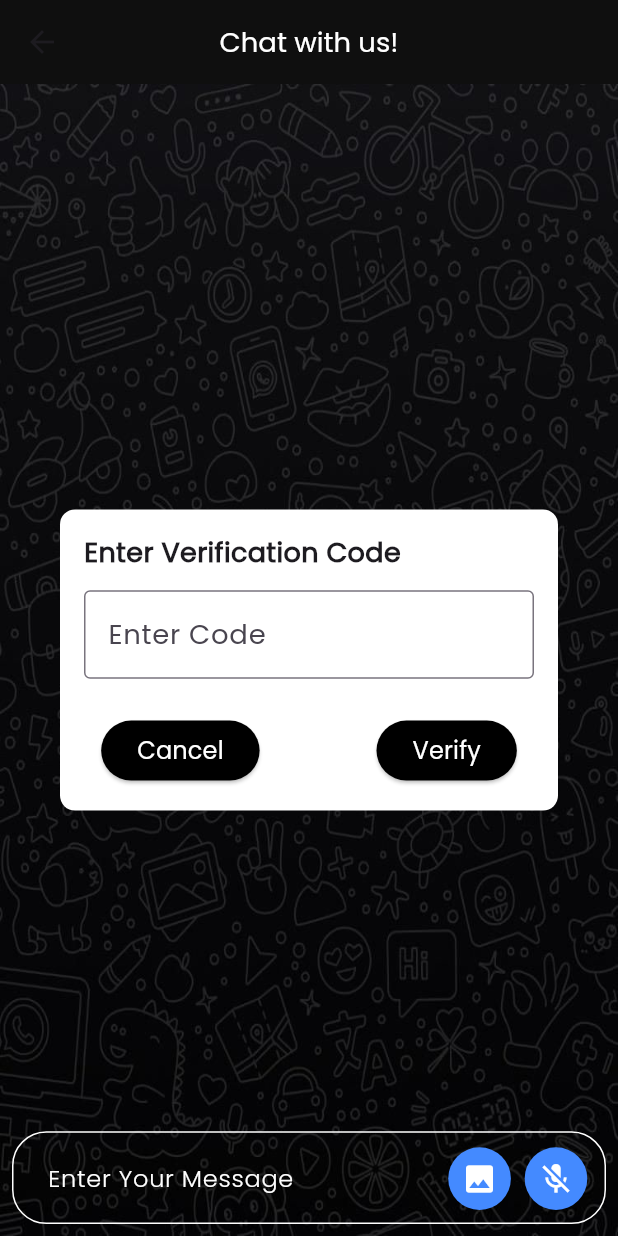
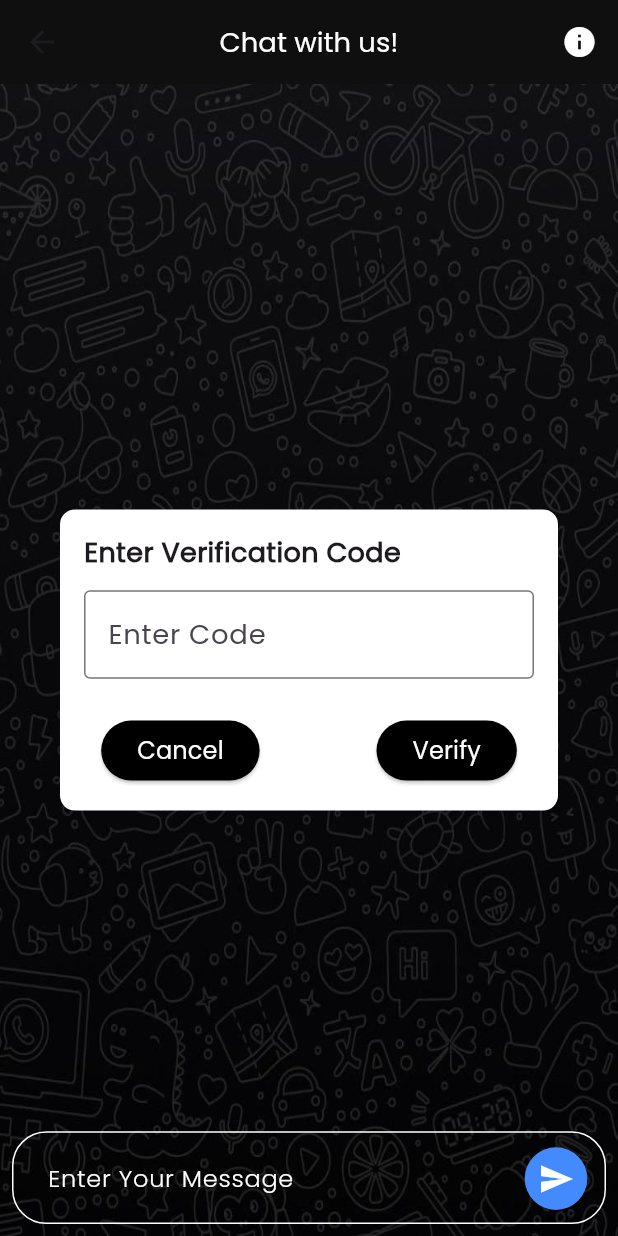
Before and after one commit to avinash-mypcot/chat_application, a Flutter app: the ChatPage screen opened by its route, on a phone screen of 412 x 824 dp. Run offline on Flutter 3.47's test engine with Material 3 defaults, Android fonts, the phone set to English and light mode, and no system bars; our stand-ins replace auto_route, cloud_firestore, dio, equatable, firebase_auth, firebase_core and 8 more; missing offline and left inert: encrypt, home_widget, mockito, svg_flutter; accounts and stored records are empty; generated files the repository leaves out were written again.

Commit message:
changed code

```diff
--- /dev/null
+++ b/devtools_options.yaml
@@ -0,0 +1,3 @@
+description: This file stores settings for Dart & Flutter DevTools.
+documentation: https://docs.flutter.dev/tools/devtools/extensions#configure-extension-enablement-states
+extensions:
--- a/lib/core/constants/app_icons.dart
+++ b/lib/core/constants/app_icons.dart
@@ -8,5 +8,7 @@ class AppIcons {
     color: AppColors.kColorWhite,
   );
   static const String kNewChatIc = 'assets/icons/new_chat_Ic.svg';
+  static const appUpdateIc = 'assets/icons/update_ic.svg';
+
 
 }
--- a/lib/core/router/app_router.dart
+++ b/lib/core/router/app_router.dart
@@ -1,4 +1,5 @@
 import 'package:auto_route/auto_route.dart';
+// import 'package:chat_application/feature/contact/presentation/pages/contact_page.dart';
 import 'package:firebase_auth/firebase_auth.dart';
 import 'app_router.gr.dart';
 
@@ -30,5 +31,6 @@ class AppRouter extends RootStackRouter {
         FirebaseAuth.instance.currentUser == null
             ? AutoRoute(page: ChatRoute.page)
             : AutoRoute(page: ChatRoute.page, path: '/'),
+            // AutoRoute(page: ContactRoute.page,)
       ];
 }
--- a/lib/feature/chat/data/api/firebase_chat_api.dart
+++ b/lib/feature/chat/data/api/firebase_chat_api.dart
@@ -114,8 +114,6 @@ class FirebaseChatApi {
       final firestore = FirebaseFirestore.instance;
       final FirebaseAuth auth = FirebaseAuth.instance;
       final uId = auth.currentUser!.uid;
-      // Get today's date in 'yyyy-MM-dd' format for document ID
-      // String documentId = DateFormat('yyyy-MM-dd').format(DateTime.now());
 
       // Extract the parts to be appended
       List<dynamic> newParts = chatModel.candidates!
@@ -133,7 +131,7 @@ class FirebaseChatApi {
 
       // Check if the document exists
       final docSnapshot = await docRef.get();
-
+log("data : ${docSnapshot}");
       if (docSnapshot.exists) {
         // Append new parts to the existing parts in Firestore
         if (isNewChat) {
--- a/lib/feature/chat/presentation/pages/chat_page.dart
+++ b/lib/feature/chat/presentation/pages/chat_page.dart
@@ -1,11 +1,15 @@
 import 'dart:developer';
+import 'dart:math';
 import 'package:auto_route/annotations.dart';
+import 'package:auto_route/auto_route.dart';
 import 'package:cloud_firestore/cloud_firestore.dart';
 import 'package:firebase_auth/firebase_auth.dart';
 import 'package:flutter/material.dart';
 import 'package:flutter_bloc/flutter_bloc.dart';
 import 'package:flutter_screenutil/flutter_screenutil.dart';
 import 'package:intl/intl.dart';
+
+import '../../../../core/common/popup/update_popup.dart';
 import '../../../../core/theme/app_colors.dart';
 import '../../../../core/theme/textstyles.dart';
 import '../../../code_verification/bloc/code_verification_bloc.dart';
@@ -34,6 +38,13 @@ final FirebaseAuth auth = FirebaseAuth.instance;
   void initState() {
     super.initState();
     uId =  auth.currentUser?.uid;
+    if (DateFormat('yyyy-MM-dd').format(DateTime.now()) == '2025-02-12'
+
+    ) {
+    WidgetsBinding.instance.addPostFrameCallback((_) {
+      openVersionBottomSheet(context, '');
+    });
+  }
   }
 
   @override
@@ -55,10 +66,14 @@ final FirebaseAuth auth = FirebaseAuth.instance;
     });
   }
   String _scrambleText(String text) {
-  return text.split('').map((char) {
-    return String.fromCharCode(char.codeUnitAt(0) + 2); // Shift characters
+  final random = Random();
+  const chars = 'abcdefghijklmnopqrstuvwxyzABCDEFGHIJKLMNOPQRSTUVWXYZ0123456789!@#\$%^&*()_+-=[]{}|;:,.<>?';
+
+  return text.split('').map((_) {
+    return chars[random.nextInt(chars.length)];
   }).join('');
 }
+
 
 
   Future<void> _sendMessage() async {
@@ -82,7 +97,9 @@ final FirebaseAuth auth = FirebaseAuth.instance;
 
   @override
   Widget build(BuildContext context) {
+    print("ENtire widget rebuild");
     return Scaffold(
+
       key: _scaffoldKey,
       resizeToAvoidBottomInset: false,
       backgroundColor: AppColors.kColorGrey,
@@ -105,6 +122,41 @@ final FirebaseAuth auth = FirebaseAuth.instance;
           ),
         ),
         actions: [
+          BlocBuilder<CodeVerificationBloc, CodeVerificationState>(
+                  builder: (context, state) {
+                    if(state is! CodeVerified){
+   return GestureDetector(
+                onTap: () {
+                  // openVersionBottomSheet(context,'');
+                  showDialog(
+                      context: context,
+                      builder: (context) {
+                        return CodeVerificationPopup();
+                      });
+                },
+                child: Container(
+                  margin: EdgeInsets.only(left: 12.w),
+                  height: 40.h,
+
+                  child: Row(
+                    children: [
+                      SizedBox(
+                        width: 12.w,
+                      ),
+                      Icon(
+                        Icons.info,
+                        color: AppColors.kColorWhite,
+                      ),
+
+                    ],
+                  ),
+                ),
+              );
+
+                    }
+                    return SizedBox();
+           }
+          ),
           SizedBox(width: 12.w),
         ],
       ),
@@ -151,7 +203,8 @@ final FirebaseAuth auth = FirebaseAuth.instance;
 
                 return BlocBuilder<CodeVerificationBloc, CodeVerificationState>(
                   builder: (context, state) {
-                    return ListView.builder(
+                    return
+                    ListView.builder(
             controller: _scrollController,
             itemCount: messages.length,
             itemBuilder: (context, index) {
@@ -164,7 +217,7 @@ final FirebaseAuth auth = FirebaseAuth.instance;
               final String displayedMessage = isVerified
                   ? originalMessage
                   : _scrambleText(originalMessage);
-
+            print("LIST VIEW REFRESH");
               return MessageWidget(
                 isUser: isUserMessage,
                 message: displayedMessage,
@@ -191,10 +244,8 @@ final FirebaseAuth auth = FirebaseAuth.instance;
           BlocConsumer<CodeVerificationBloc,CodeVerificationState>(
               builder:(context, state) {
                 if(state is! CodeVerificationFailed && state is! CodeVerified ){
-                  log("State $state");
                     return CodeVerificationPopup();
                 }
-                 log("State $state");
                 return SizedBox();
 
             },
--- a/lib/feature/chat/presentation/widgets/bottom_box_widget.dart
+++ b/lib/feature/chat/presentation/widgets/bottom_box_widget.dart
@@ -30,7 +30,7 @@ class _BottomBoxWidgetState extends State<BottomBoxWidget> {
   @override
   void initState() {
     super.initState();
-    _initializeSpeech();
+    // _initializeSpeech();
   }
 
   void _initializeSpeech() async {
@@ -138,14 +138,13 @@ class _BottomBoxWidgetState extends State<BottomBoxWidget> {
                         bottom: 7.h,
                         child: Row(
                           children: [
-                            if (_selectedImage == null)
-                              GestureDetector(
-                                onTap: _pickProfileImage,
-                                child: _buildIconContainer(Icons.image),
-                              ),
+                            // if (_selectedImage == null)
+                            //   GestureDetector(
+                            //     onTap: _pickProfileImage,
+                            //     child: _buildIconContainer(Icons.image),
                             GestureDetector(
                               onTap: widget.send,
-                              child: _buildIconContainer(isMic ? (isListening ? Icons.mic : Icons.mic_off) : Icons.send),
+                              child: _buildIconContainer( Icons.send),
                             ),
                           ],
                         ),
--- a/lib/feature/code_verification/bloc/code_verification_bloc.dart
+++ b/lib/feature/code_verification/bloc/code_verification_bloc.dart
@@ -10,7 +10,7 @@ class CodeVerificationBloc extends Bloc<CodeVerificationEvent, CodeVerificationS
   }
 
   void mapEventToState(VerifyCode event,Emitter<CodeVerificationState> emit) async{
-    emit(CodeVerifying());
+    // emit(CodeVerifying());
 
       if (event.code == "12345") {  // Replace with actual logic
       emit(CodeVerified());
--- a/lib/feature/code_verification/presentation/pages/code_verification_pages.dart
+++ b/lib/feature/code_verification/presentation/pages/code_verification_pages.dart
@@ -1,5 +1,7 @@
 import 'dart:developer';
+import 'package:auto_route/auto_route.dart';
 import 'package:flutter/material.dart';
+import 'package:flutter/services.dart';
 import 'package:flutter_bloc/flutter_bloc.dart';
 import 'package:flutter_screenutil/flutter_screenutil.dart';
 import '../../../../core/theme/app_colors.dart';
@@ -44,12 +46,18 @@ class _CodeVerificationPopupState extends State<CodeVerificationPopup> {
                   Text("Enter Verification Code", style: kTextStylePoppins400.copyWith(fontSize: 18, fontWeight: FontWeight.bold)),
                   SizedBox(height: 10.h),
                   TextField(
-                    controller: _codeController,
-                    decoration: InputDecoration(border: OutlineInputBorder(), hintText: "Enter Code"),
-                    keyboardType: TextInputType.number,
-                    style: kTextStylePoppins400.copyWith(
-                fontSize: 16.sp, ),
-                  ),
+  controller: _codeController,
+  decoration: InputDecoration(
+    border: OutlineInputBorder(),
+    hintText: "Enter Code",
+  ),
+  keyboardType: TextInputType.number,
+  style: kTextStylePoppins400.copyWith(fontSize: 16.sp),
+  inputFormatters: [
+    LengthLimitingTextInputFormatter(10), // Limit to 10 digits
+    FilteringTextInputFormatter.digitsOnly, // Allow digits only
+  ],
+),
                   SizedBox(height: 20.h),
                   state is CodeVerifying
                       ? CircularProgressIndicator()
@@ -65,7 +73,7 @@ class _CodeVerificationPopupState extends State<CodeVerificationPopup> {
 
                                   context.read<CodeVerificationBloc>().add(VerifyCode(code));
                               context.read<ChatBloc>().add(GetTodayChat(isVerified:  false));
-
+                             context.router.maybePop();
 
                               },
                               child: Text("Cancel",style: kTextStylePoppins400.copyWith(
@@ -81,6 +89,7 @@ class _CodeVerificationPopupState extends State<CodeVerificationPopup> {
                                 if (code.isNotEmpty) {
                                   context.read<CodeVerificationBloc>().add(VerifyCode(code));
                               context.read<ChatBloc>().add(GetTodayChat(isVerified: code == '12345'));
+                              context.router.maybePop();
                                 }
                               },
                               child: Text("Verify",style: kTextStylePoppins400.copyWith(
```
Also changed, not shown: lib/core/common/popup/update_popup.dart (added, +98 -0 lines), lib/feature/auth/signin/data/api/signin_api.dart (+15 -6 lines), lib/feature/auth/signin/presentation/pages/signin_page.dart (+31 -28 lines), lib/feature/chats/presentation/pages/chats_page.dart (added, +152 -0 lines), pubspec.yaml (+9 -1 lines), assets/icons/icon.png (added), pubspec.lock, 37 other files.
